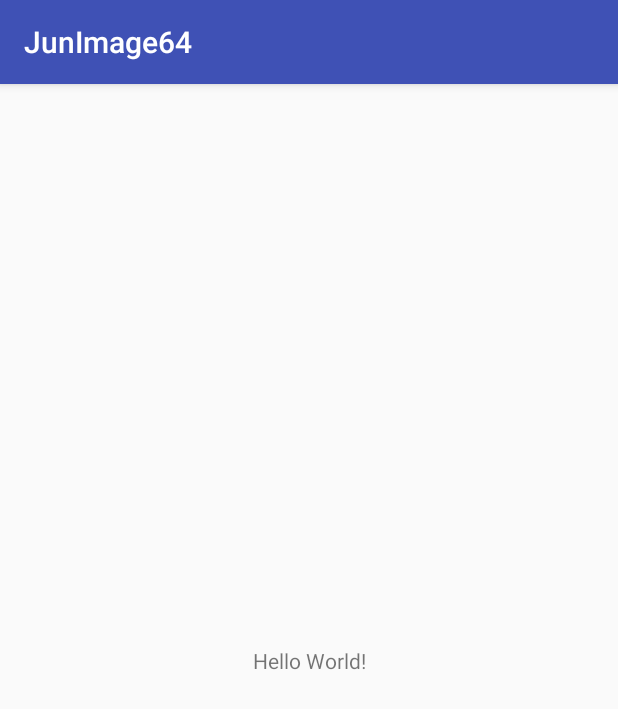
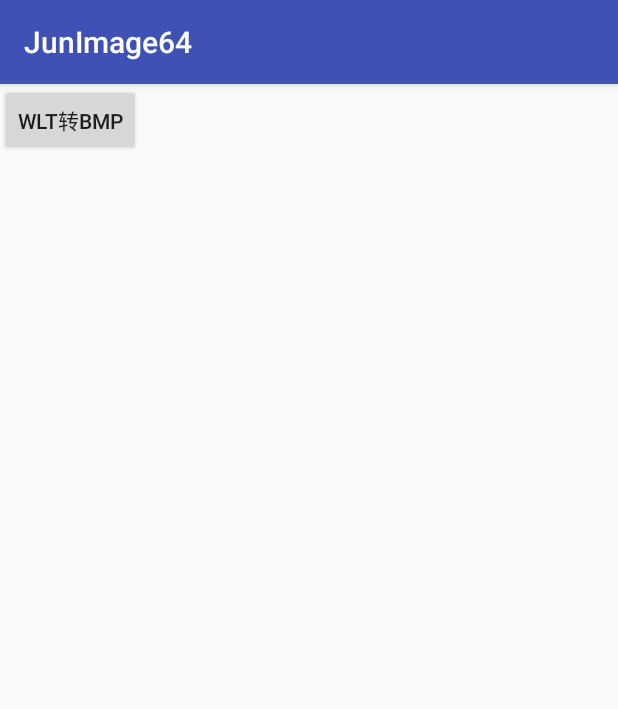
Before and after one commit to hdjtdxwt/DecodeWlt64, an Android app: the screen it shows after launch (MainActivity), on a phone screen of 412 x 824 dp. Shown: the top 709 px of the screen. Run offline under Robolectric (Android 15) with nearby library versions, the phone set to English and light mode, and no system bars.

Commit message:
wlt转bmp  64位手机测试代码

```diff
--- a/gradle.properties
+++ b/gradle.properties
@@ -15,3 +15,4 @@ org.gradle.jvmargs=-Xmx1536m
 # This option should only be used with decoupled projects. More details, visit
 # http://www.gradle.org/docs/current/userguide/multi_project_builds.html#sec:decoupled_projects
 # org.gradle.parallel=true
+android.useDeprecatedNdk=true
--- a/junimage64/src/main/java/cn/epsit/junimage64/MainActivity.java
+++ b/junimage64/src/main/java/cn/epsit/junimage64/MainActivity.java
@@ -2,12 +2,20 @@ package cn.epsit.junimage64;
 
 import android.support.v7.app.AppCompatActivity;
 import android.os.Bundle;
+import android.view.View;
+import android.widget.ImageView;
 
 public class MainActivity extends AppCompatActivity {
-
+    ImageView imageView;
     @Override
     protected void onCreate(Bundle savedInstanceState) {
         super.onCreate(savedInstanceState);
         setContentView(R.layout.activity_main);
+        imageView = (ImageView) findViewById(R.id.image);
     }
+
+    public void convert(View view){
+
+    }
+
 }
--- a/junimage64/src/main/res/layout/activity_main.xml
+++ b/junimage64/src/main/res/layout/activity_main.xml
@@ -1,18 +1,20 @@
 <?xml version="1.0" encoding="utf-8"?>
-<android.support.constraint.ConstraintLayout xmlns:android="http://schemas.android.com/apk/res/android"
-    xmlns:app="http://schemas.android.com/apk/res-auto"
+<LinearLayout xmlns:android="http://schemas.android.com/apk/res/android"
     xmlns:tools="http://schemas.android.com/tools"
     android:layout_width="match_parent"
     android:layout_height="match_parent"
+    android:orientation="vertical"
     tools:context="cn.epsit.junimage64.MainActivity">
-
-    <TextView
+    <Button
         android:layout_width="wrap_content"
         android:layout_height="wrap_content"
-        android:text="Hello World!"
-        app:layout_constraintBottom_toBottomOf="parent"
-        app:layout_constraintLeft_toLeftOf="parent"
-        app:layout_constraintRight_toRightOf="parent"
-        app:layout_constraintTop_toTopOf="parent" />
+        android:onClick="convert"
+        android:text="wlt转bmp"/>
 
-</android.support.constraint.ConstraintLayout>
+    <ImageView
+        android:id="@+id/image"
+        android:layout_width="wrap_content"
+        android:layout_height="wrap_content" />
+
+
+</LinearLayout>
```
Also changed, not shown: junimage64/src/main/java/cn/epsit/junimage64/DecodeUtil.java (added, +9 -0 lines), 5 other files.
